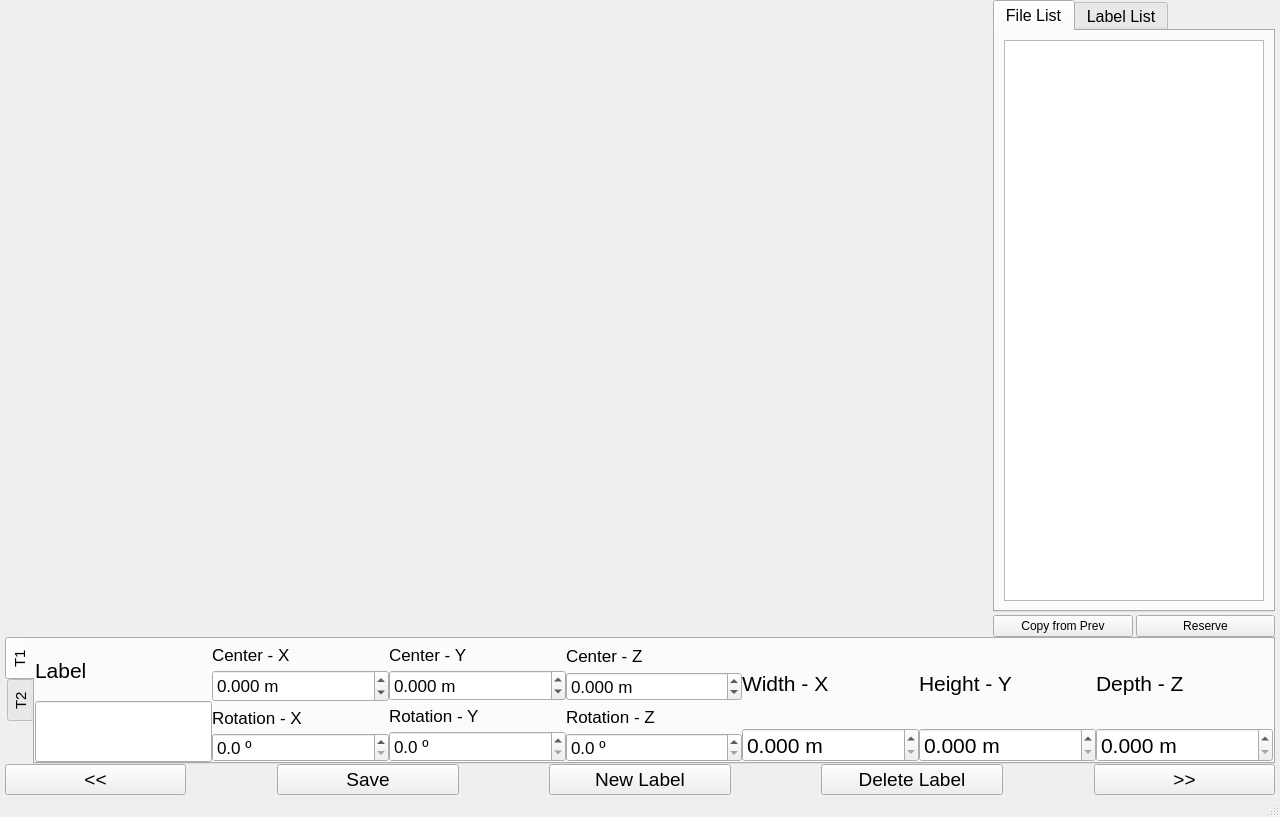
The window that pcl_labeller.ui (lesterlo/PointCloud-Object-Labeller) describes before a commit, drawn with Qt 5.
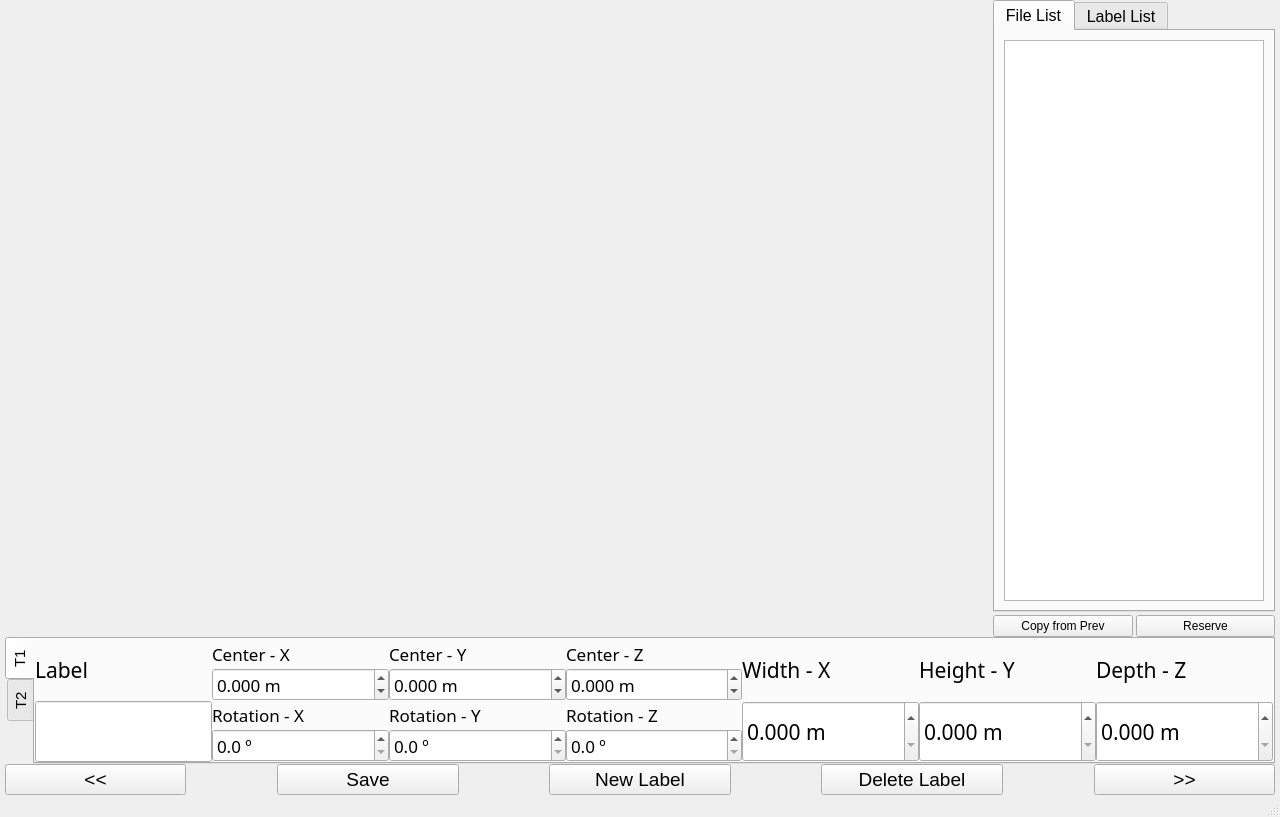
The same window after the commit. Custom widgets are drawn as their Qt base class.

Patch:
```diff
--- a/pcl_labeller.ui
+++ b/pcl_labeller.ui
@@ -248,6 +248,7 @@
                   </property>
                   <property name="font">
                    <font>
+                    <family>Courier 10 Pitch</family>
                     <pointsize>16</pointsize>
                     <italic>false</italic>
                    </font>
@@ -292,6 +293,7 @@
                   </property>
                   <property name="font">
                    <font>
+                    <family>Courier 10 Pitch</family>
                     <pointsize>13</pointsize>
                    </font>
                   </property>
@@ -310,6 +312,7 @@
                   </property>
                   <property name="font">
                    <font>
+                    <family>Courier 10 Pitch</family>
                     <pointsize>13</pointsize>
                    </font>
                   </property>
@@ -334,6 +337,7 @@
                  <widget class="QLabel" name="rotationx_le">
                   <property name="font">
                    <font>
+                    <family>Courier 10 Pitch</family>
                     <pointsize>13</pointsize>
                    </font>
                   </property>
@@ -346,6 +350,7 @@
                  <widget class="QDoubleSpinBox" name="rotatex_dsb">
                   <property name="font">
                    <font>
+                    <family>Courier 10 Pitch</family>
                     <pointsize>13</pointsize>
                    </font>
                   </property>
@@ -380,6 +385,7 @@
                   </property>
                   <property name="font">
                    <font>
+                    <family>Courier 10 Pitch</family>
                     <pointsize>13</pointsize>
                     <italic>false</italic>
                    </font>
@@ -399,6 +405,7 @@
                   </property>
                   <property name="font">
                    <font>
+                    <family>Courier 10 Pitch</family>
                     <pointsize>13</pointsize>
                    </font>
                   </property>
@@ -429,6 +436,7 @@
                   </property>
                   <property name="font">
                    <font>
+                    <family>Courier 10 Pitch</family>
                     <pointsize>13</pointsize>
                    </font>
                   </property>
@@ -447,6 +455,7 @@
                   </property>
                   <property name="font">
                    <font>
+                    <family>Courier 10 Pitch</family>
                     <pointsize>13</pointsize>
                    </font>
                   </property>
@@ -469,9 +478,16 @@
               <item>
                <layout class="QVBoxLayout" name="verticalLayout_6" stretch="1,1,1,1">
                 <item>
-                 <widget class="QLabel" name="label_4">
+                 <widget class="QLabel" name="centerz_le">
+                  <property name="sizePolicy">
+                   <sizepolicy hsizetype="Expanding" vsizetype="Expanding">
+                    <horstretch>0</horstretch>
+                    <verstretch>0</verstretch>
+                   </sizepolicy>
+                  </property>
                   <property name="font">
                    <font>
+                    <family>Courier 10 Pitch</family>
                     <pointsize>13</pointsize>
                     <italic>false</italic>
                    </font>
@@ -483,8 +499,15 @@
                 </item>
                 <item>
                  <widget class="QDoubleSpinBox" name="centerz_dsb">
+                  <property name="sizePolicy">
+                   <sizepolicy hsizetype="Expanding" vsizetype="Expanding">
+                    <horstretch>0</horstretch>
+                    <verstretch>0</verstretch>
+                   </sizepolicy>
+                  </property>
                   <property name="font">
                    <font>
+                    <family>Courier 10 Pitch</family>
                     <pointsize>13</pointsize>
                     <italic>false</italic>
                    </font>
@@ -507,9 +530,16 @@
                  </widget>
                 </item>
                 <item>
-                 <widget class="QLabel" name="label_74">
+                 <widget class="QLabel" name="rotate_le">
+                  <property name="sizePolicy">
+                   <sizepolicy hsizetype="Expanding" vsizetype="Expanding">
+                    <horstretch>0</horstretch>
+                    <verstretch>0</verstretch>
+                   </sizepolicy>
+                  </property>
                   <property name="font">
                    <font>
+                    <family>Courier 10 Pitch</family>
                     <pointsize>13</pointsize>
                    </font>
                   </property>
@@ -520,8 +550,15 @@
                 </item>
                 <item>
                  <widget class="QDoubleSpinBox" name="rotatez_dsb">
+                  <property name="sizePolicy">
+                   <sizepolicy hsizetype="Expanding" vsizetype="Expanding">
+                    <horstretch>0</horstretch>
+                    <verstretch>0</verstretch>
+                   </sizepolicy>
+                  </property>
                   <property name="font">
                    <font>
+                    <family>Courier 10 Pitch</family>
                     <pointsize>13</pointsize>
                    </font>
                   </property>
@@ -541,9 +578,16 @@
               <item>
                <layout class="QVBoxLayout" name="verticalLayout_5" stretch="1,1">
                 <item>
-                 <widget class="QLabel" name="label_3">
+                 <widget class="QLabel" name="widthx_le">
+                  <property name="sizePolicy">
+                   <sizepolicy hsizetype="Expanding" vsizetype="Expanding">
+                    <horstretch>0</horstretch>
+                    <verstretch>0</verstretch>
+                   </sizepolicy>
+                  </property>
                   <property name="font">
                    <font>
+                    <family>Courier 10 Pitch</family>
                     <pointsize>16</pointsize>
                     <italic>false</italic>
                    </font>
@@ -555,8 +599,15 @@
                 </item>
                 <item>
                  <widget class="QDoubleSpinBox" name="widthx_dsb">
+                  <property name="sizePolicy">
+                   <sizepolicy hsizetype="Expanding" vsizetype="Expanding">
+                    <horstretch>0</horstretch>
+                    <verstretch>0</verstretch>
+                   </sizepolicy>
+                  </property>
                   <property name="font">
                    <font>
+                    <family>Courier 10 Pitch</family>
                     <pointsize>16</pointsize>
                     <italic>false</italic>
                    </font>
@@ -583,9 +634,16 @@
               <item>
                <layout class="QVBoxLayout" name="verticalLayout_7" stretch="1,1">
                 <item>
-                 <widget class="QLabel" name="label_5">
+                 <widget class="QLabel" name="heighty_le">
+                  <property name="sizePolicy">
+                   <sizepolicy hsizetype="Expanding" vsizetype="Expanding">
+                    <horstretch>0</horstretch>
+                    <verstretch>0</verstretch>
+                   </sizepolicy>
+                  </property>
                   <property name="font">
                    <font>
+                    <family>Courier 10 Pitch</family>
                     <pointsize>16</pointsize>
                     <italic>false</italic>
                    </font>
@@ -597,8 +655,15 @@
                 </item>
                 <item>
                  <widget class="QDoubleSpinBox" name="heighty_dsb">
+                  <property name="sizePolicy">
+                   <sizepolicy hsizetype="Expanding" vsizetype="Expanding">
+                    <horstretch>0</horstretch>
+                    <verstretch>0</verstretch>
+                   </sizepolicy>
+                  </property>
                   <property name="font">
                    <font>
+                    <family>Courier 10 Pitch</family>
                     <pointsize>16</pointsize>
                    </font>
                   </property>
@@ -624,9 +689,16 @@
               <item>
                <layout class="QVBoxLayout" name="verticalLayout_8" stretch="1,1">
                 <item>
-                 <widget class="QLabel" name="label_6">
+                 <widget class="QLabel" name="depthz_le">
+                  <property name="sizePolicy">
+                   <sizepolicy hsizetype="Expanding" vsizetype="Expanding">
+                    <horstretch>0</horstretch>
+                    <verstretch>0</verstretch>
+                   </sizepolicy>
+                  </property>
                   <property name="font">
                    <font>
+                    <family>Courier 10 Pitch</family>
                     <pointsize>16</pointsize>
                     <italic>false</italic>
                    </font>
@@ -638,8 +710,15 @@
                 </item>
                 <item>
                  <widget class="QDoubleSpinBox" name="depthz_dsb">
+                  <property name="sizePolicy">
+                   <sizepolicy hsizetype="Expanding" vsizetype="Expanding">
+                    <horstretch>0</horstretch>
+                    <verstretch>0</verstretch>
+                   </sizepolicy>
+                  </property>
                   <property name="font">
                    <font>
+                    <family>Courier 10 Pitch</family>
                     <pointsize>16</pointsize>
                     <italic>false</italic>
                    </font>
```
Left out of the diff: 1 changed line with no effect on the pictures.
